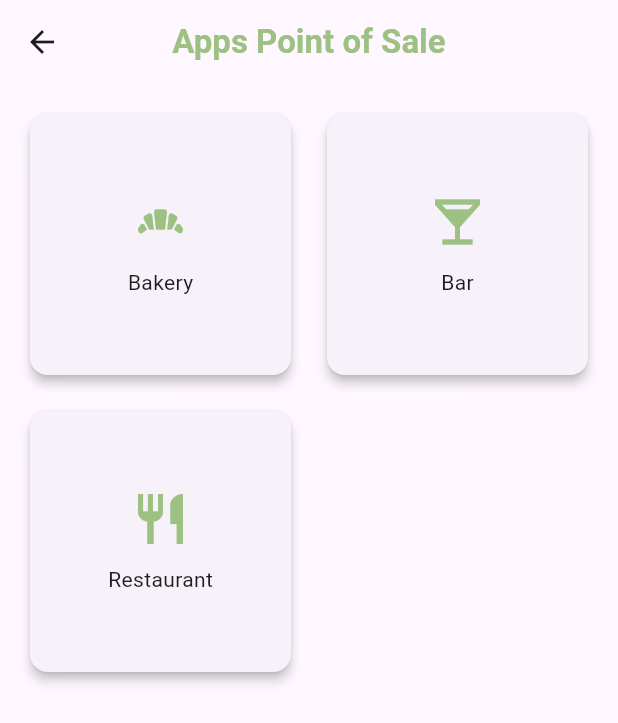
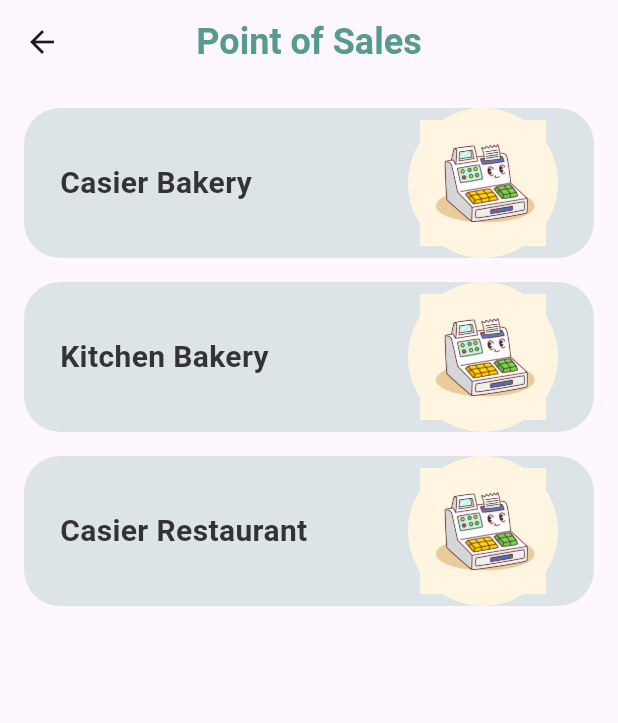
Before and after one commit to itsdrsw/POS-Flutter, a Flutter app: the HomePage screen opened by its route, on a phone screen of 412 x 824 dp. Shown: the top 723 px of the screen. Run offline on Flutter 3.47's test engine with Material 3 defaults, Android fonts, the phone set to English and light mode, and no system bars; our stand-ins replace carousel_slider, shimmer; missing offline and left inert: mobile_scanner.

Commit message:
[UPDATE] Memperbaiki tampilan home

```diff
--- a/lib/pages/home.dart
+++ b/lib/pages/home.dart
@@ -1,4 +1,5 @@
 import 'package:flutter/material.dart';
+import 'package:mobile1/theme/app_colors.dart';
 
 class HomePage extends StatelessWidget {
   const HomePage({super.key});
@@ -6,33 +7,37 @@ class HomePage extends StatelessWidget {
   @override
   Widget build(BuildContext context) {
     final List<Map<String, dynamic>> apps = [
-      {"icon": Icons.bakery_dining, "label": "Bakery", "route": "/bakery"},
+      {
+        "icon": Icons.bakery_dining,
+        "label": "Casier Bakery",
+        "route": "/bakery",
+      },
       {
         "icon": Icons.local_bar,
-        "label": "Bar",
+        "label": "Kitchen Bakery",
         "route": "/bar",
       }, // nanti ditambah
-      {"icon": Icons.restaurant, "label": "Restaurant", "route": "/restaurant"},
+      {
+        "icon": Icons.restaurant,
+        "label": "Casier Restaurant",
+        "route": "/restaurant",
+      },
     ];
 
     return Scaffold(
       appBar: AppBar(
         title: const Text(
-          "Apps Point of Sale",
+          "Point of Sales",
           style: TextStyle(
+            fontSize: 24,
             fontWeight: FontWeight.bold,
-            color: Color(0xFF9DC183),
+            color: AppColors.primary,
           ),
         ),
         centerTitle: true,
       ),
-      body: GridView.builder(
-        padding: const EdgeInsets.all(16),
-        gridDelegate: const SliverGridDelegateWithFixedCrossAxisCount(
-          crossAxisCount: 2,
-          crossAxisSpacing: 16,
-          mainAxisSpacing: 16,
-        ),
+      body: ListView.builder(
+        padding: const EdgeInsets.symmetric(vertical: 16),
         itemCount: apps.length,
         itemBuilder: (context, index) {
           final app = apps[index];
@@ -40,20 +45,54 @@ class HomePage extends StatelessWidget {
             onTap: () {
               Navigator.pushNamed(context, app['route']);
             },
-            child: Card(
-              elevation: 3,
-              shape: RoundedRectangleBorder(
-                borderRadius: BorderRadius.circular(12),
+            child: Container(
+              height: 100, // Tinggi container utama
+              margin: const EdgeInsets.only(
+                left: 16,
+                right: 16,
+                bottom: 16,
+              ), // Margin bawah antar container
+              padding: const EdgeInsets.symmetric(
+                horizontal: 24,
+              ), // Padding kiri dan kanan
+              decoration: BoxDecoration(
+                color: AppColors.primary.withOpacity(
+                  0.2,
+                ), // Warna latar belakang
+                borderRadius: BorderRadius.circular(24), // Sudut lebih membulat
               ),
-              child: Center(
-                child: Column(
-                  mainAxisSize: MainAxisSize.min,
-                  children: [
-                    Icon(app['icon'], size: 40, color: const Color(0xFF9DC183)),
-                    const SizedBox(height: 10),
-                    Text(app['label']),
-                  ],
-                ),
+              child: Row(
+                mainAxisAlignment:
+                    MainAxisAlignment.spaceBetween, // Memberi jarak antar item
+                children: [
+                  Text(
+                    app['label'],
+                    style: const TextStyle(
+                      fontSize: 20,
+                      fontWeight: FontWeight.bold,
+                      color: AppColors.dark,
+                    ),
+                  ),
+                  Container(
+                    height: 100,
+                    width: 100,
+                    decoration: BoxDecoration(
+                      color: const Color(0xFFFEF5E0), // Warna krem muda
+                      borderRadius: BorderRadius.circular(
+                        100,
+                      ), // Sudut membulat (bukan lingkaran)
+                    ),
+                    child: Padding(
+                      padding: const EdgeInsets.all(
+                        8.0,
+                      ), // Padding di dalam gambar
+                      child: Image.asset(
+                        "assets/images/kasir.png", // PASTIKAN PATH INI BENAR
+                        fit: BoxFit.contain,
+                      ),
+                    ),
+                  ), // Jarak antara gambar dan teks
+                ],
               ),
             ),
           );
```
Also changed, not shown: assets/images/kasir.png (added).
